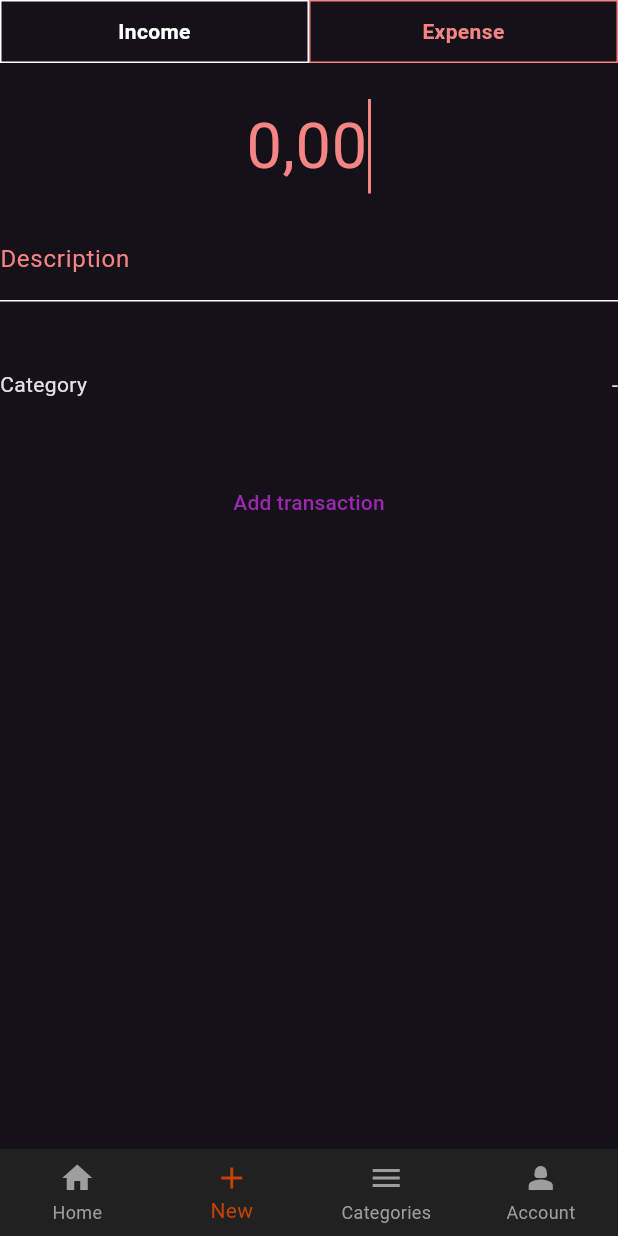
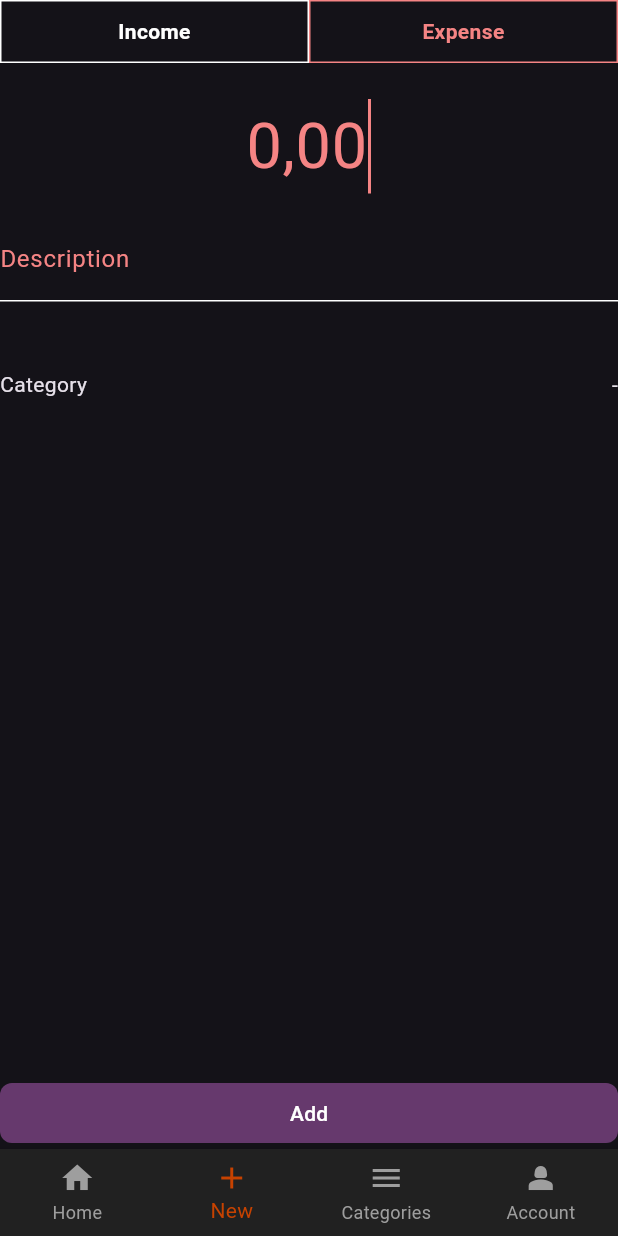
Before and after one commit to ahofmeister/frugalistic-flutter, a Flutter app: the PageSelector screen opened by its route, item 2 of the bottom bar chosen, on a phone screen of 412 x 824 dp. Run offline on Flutter 3.47's test engine with Material 3 defaults, Android fonts, the phone set to English and light mode, and no system bars; our stand-ins replace flutter_dotenv, flutter_riverpod, freezed_annotation, riverpod_annotation, supabase_flutter; accounts and stored records are empty; generated files the repository leaves out were written again; network calls fail.

Commit message:
Add more colors

```diff
--- a/lib/category/entity/category_division.dart
+++ b/lib/category/entity/category_division.dart
@@ -1 +1,13 @@
-enum CategoryDivision { essentials, leisure, savings }
+import 'package:flutter/material.dart';
+
+enum CategoryDivision {
+  essentials(Color(0xFF2a9d8f)),
+  leisure(Color(0xFFe76f51)),
+  savings(Color(0xFFe9c46a));
+
+  final Color _color;
+
+  const CategoryDivision(this._color);
+
+  Color get color => _color;
+}
--- a/lib/theme/frugalistic_theme.dart
+++ b/lib/theme/frugalistic_theme.dart
@@ -10,7 +10,16 @@ final ThemeData frugalisticTheme = ThemeData.dark().copyWith(
     backgroundColor: Colors.grey[900],
     selectedItemColor: const Color(0xFFC74200),
     unselectedItemColor: Colors.grey[500],
-    ));
+  ),
+  textButtonTheme: TextButtonThemeData(
+    style: ButtonStyle(
+        backgroundColor: MaterialStateProperty.all<Color>(Color(0xFF66396D)),
+        foregroundColor: MaterialStateProperty.all<Color>(Colors.white),
+        shape: MaterialStateProperty.all<RoundedRectangleBorder>(RoundedRectangleBorder(
+          borderRadius: BorderRadius.circular(8.0),
+        ))),
+  ),
+);
 
 extension MyColorScheme on ColorScheme {
   Color get income => const Color(0xFF84F5F5);
--- a/lib/transactions/widgets/edit_transaction.dart
+++ b/lib/transactions/widgets/edit_transaction.dart
@@ -162,7 +162,12 @@ class _EditTransactionState extends ConsumerState<EditTransaction> {
           const SizedBox(
             height: 45,
           ),
-          TextButton(
+          Expanded(
+            child: Align(
+              alignment: Alignment.bottomCenter,
+              child: SizedBox(
+                width: double.infinity,
+                child: TextButton(
                     onPressed: (() => {
                           if (currentCategory != null)
                             {
@@ -176,9 +181,11 @@ class _EditTransactionState extends ConsumerState<EditTransaction> {
                             }
                         }),
                     child: const Text(
-                "Add transaction",
-                style: TextStyle(color: Colors.purple),
-              ))
+                      "Add",
+                    )),
+              ),
+            ),
+          )
         ],
       ),
     );
--- a/lib/transactions/widgets/transaction_amount.dart
+++ b/lib/transactions/widgets/transaction_amount.dart
@@ -5,14 +5,15 @@ import '../../transaction_utils.dart';
 
 class TransactionAmount extends StatelessWidget {
   final int amount;
+  final Color? color;
 
-  const TransactionAmount({super.key, required this.amount});
+  const TransactionAmount({super.key, required this.amount, this.color});
 
   @override
   Widget build(BuildContext context) {
     return Text(
       TransactionUtils.formatAmount(amount),
-      style: TextStyle(color: getColor(context, amount)),
+      style: TextStyle(color: color ?? getColor(context, amount)),
     );
   }
 
```
Also changed, not shown: lib/transactions/home_screen.dart (+8 -4 lines), lib/transactions/widgets/transaction_divisions.dart (+3 -7 lines). Lines whose indentation alone changed are shown as unchanged.
